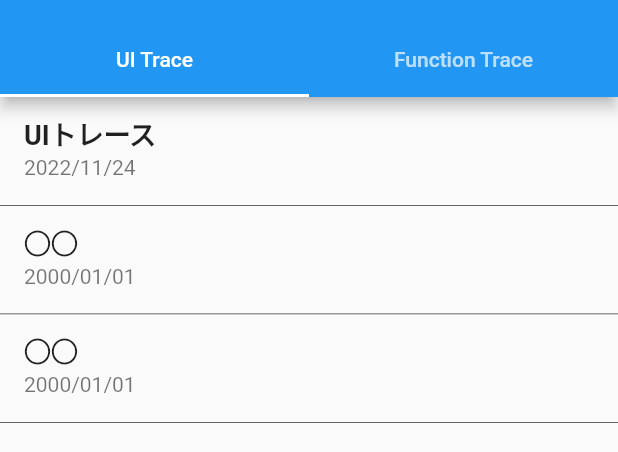
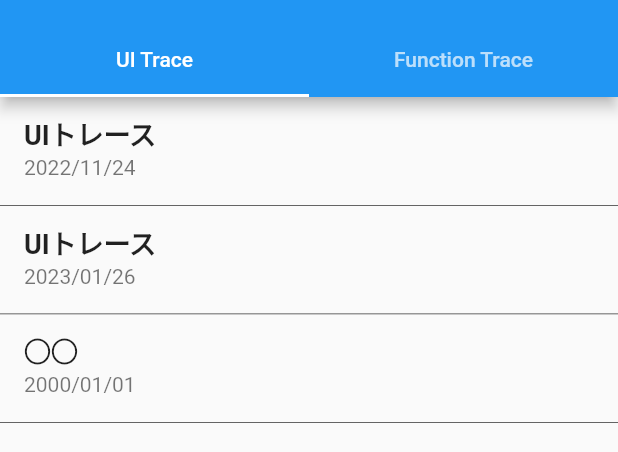
Before and after one commit to KobayashiYoh/weekly_trace_challenge, a Flutter app: the screen it shows after launch, on a phone screen of 412 x 824 dp, the part 59-511 px from its top. Run offline on Flutter 3.47's test engine with Material 2 defaults, Android fonts, the light colour scheme and no system bars.

Commit message:
土台を作成

```diff
--- a/lib/top_page/trace_item_list_view.dart
+++ b/lib/top_page/trace_item_list_view.dart
@@ -4,6 +4,7 @@ import 'package:weekly_trace_challenge/function_20221117/rock_paper_scissors_pag
 import 'package:weekly_trace_challenge/top_page/trace.dart';
 import 'package:weekly_trace_challenge/top_page/trace_item_tile.dart';
 import 'package:weekly_trace_challenge/ui_20221124/ui_20221124_page.dart';
+import 'package:weekly_trace_challenge/ui_20230126/ui_20230126.dart';
 
 class TraceItemListView extends StatelessWidget {
   final int index;
@@ -16,9 +17,9 @@ class TraceItemListView extends StatelessWidget {
       page: UI20221124Page(),
     ),
     Trace(
-      title: '○○',
-      date: '2000/01/01',
-      page: Scaffold(),
+      title: 'UIトレース',
+      date: '2023/01/26',
+      page: UI20230126(),
     ),
     Trace(
       title: '○○',
```
Also changed, not shown: lib/ui_20230126/ui_20230126.dart (added, +10 -0 lines).
